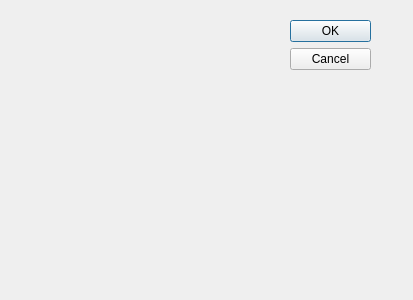
First picture: the form in code/editor/ui/factiondialog.ui, repository Plaristote/fallout-equestria, before the edit.
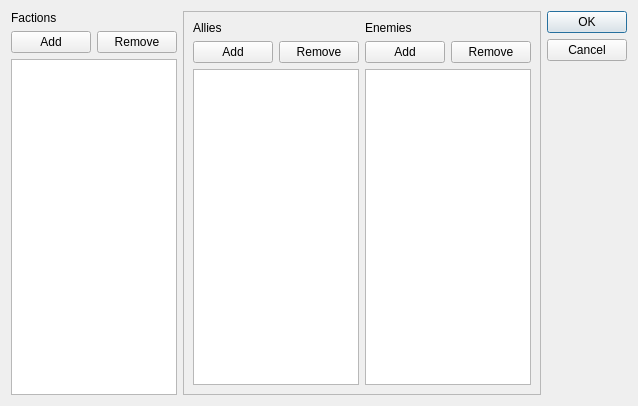
Second picture: the form after the edit.

Commit message: + Implemented Faction Manager in Game Editor

Patch:
```diff
--- a/code/editor/ui/factiondialog.ui
+++ b/code/editor/ui/factiondialog.ui
@@ -6,29 +6,122 @@
    <rect>
     <x>0</x>
     <y>0</y>
-    <width>413</width>
-    <height>300</height>
+    <width>566</width>
+    <height>406</height>
    </rect>
   </property>
   <property name="windowTitle">
    <string>Dialog</string>
   </property>
-  <widget class="QDialogButtonBox" name="buttonBox">
-   <property name="geometry">
-    <rect>
-     <x>290</x>
-     <y>20</y>
-     <width>81</width>
-     <height>241</height>
-    </rect>
-   </property>
-   <property name="orientation">
-    <enum>Qt::Vertical</enum>
-   </property>
-   <property name="standardButtons">
-    <set>QDialogButtonBox::Cancel|QDialogButtonBox::Ok</set>
-   </property>
-  </widget>
+  <layout class="QGridLayout" name="gridLayout">
+   <item row="0" column="3" rowspan="3">
+    <widget class="QDialogButtonBox" name="buttonBox">
+     <property name="orientation">
+      <enum>Qt::Vertical</enum>
+     </property>
+     <property name="standardButtons">
+      <set>QDialogButtonBox::Cancel|QDialogButtonBox::Ok</set>
+     </property>
+    </widget>
+   </item>
+   <item row="0" column="2" rowspan="3">
+    <widget class="QFrame" name="frame">
+     <property name="frameShape">
+      <enum>QFrame::StyledPanel</enum>
+     </property>
+     <property name="frameShadow">
+      <enum>QFrame::Raised</enum>
+     </property>
+     <layout class="QGridLayout" name="gridLayout_2">
+      <item row="1" column="0">
+       <widget class="QPushButton" name="addAlly">
+        <property name="text">
+         <string>Add</string>
+        </property>
+       </widget>
+      </item>
+      <item row="2" column="0" colspan="2">
+       <widget class="QListWidget" name="alliesList"/>
+      </item>
+      <item row="2" column="3" colspan="2">
+       <widget class="QListWidget" name="enemiesList"/>
+      </item>
+      <item row="0" column="3" colspan="2">
+       <widget class="QLabel" name="label_3">
+        <property name="text">
+         <string>Enemies</string>
+        </property>
+       </widget>
+      </item>
+      <item row="1" column="4">
+       <widget class="QPushButton" name="removeEnemy">
+        <property name="text">
+         <string>Remove</string>
+        </property>
+       </widget>
+      </item>
+      <item row="1" column="3">
+       <widget class="QPushButton" name="addEnemy">
+        <property name="text">
+         <string>Add</string>
+        </property>
+       </widget>
+      </item>
+      <item row="1" column="1">
+       <widget class="QPushButton" name="removeAlly">
+        <property name="text">
+         <string>Remove</string>
+        </property>
+       </widget>
+      </item>
+      <item row="0" column="0" colspan="2">
+       <widget class="QLabel" name="label_2">
+        <property name="text">
+         <string>Allies</string>
+        </property>
+       </widget>
+      </item>
+      <item row="1" column="2" rowspan="2">
+       <spacer name="horizontalSpacer">
+        <property name="orientation">
+         <enum>Qt::Horizontal</enum>
+        </property>
+        <property name="sizeHint" stdset="0">
+         <size>
+          <width>40</width>
+          <height>20</height>
+         </size>
+        </property>
+       </spacer>
+      </item>
+     </layout>
+    </widget>
+   </item>
+   <item row="1" column="0">
+    <widget class="QPushButton" name="addFaction">
+     <property name="text">
+      <string>Add</string>
+     </property>
+    </widget>
+   </item>
+   <item row="1" column="1">
+    <widget class="QPushButton" name="removeFaction">
+     <property name="text">
+      <string>Remove</string>
+     </property>
+    </widget>
+   </item>
+   <item row="2" column="0" colspan="2">
+    <widget class="QListWidget" name="factionList"/>
+   </item>
+   <item row="0" column="0" colspan="2">
+    <widget class="QLabel" name="label">
+     <property name="text">
+      <string>Factions</string>
+     </property>
+    </widget>
+   </item>
+  </layout>
  </widget>
  <resources/>
  <connections>
```
The commit also changes 6 other files.
